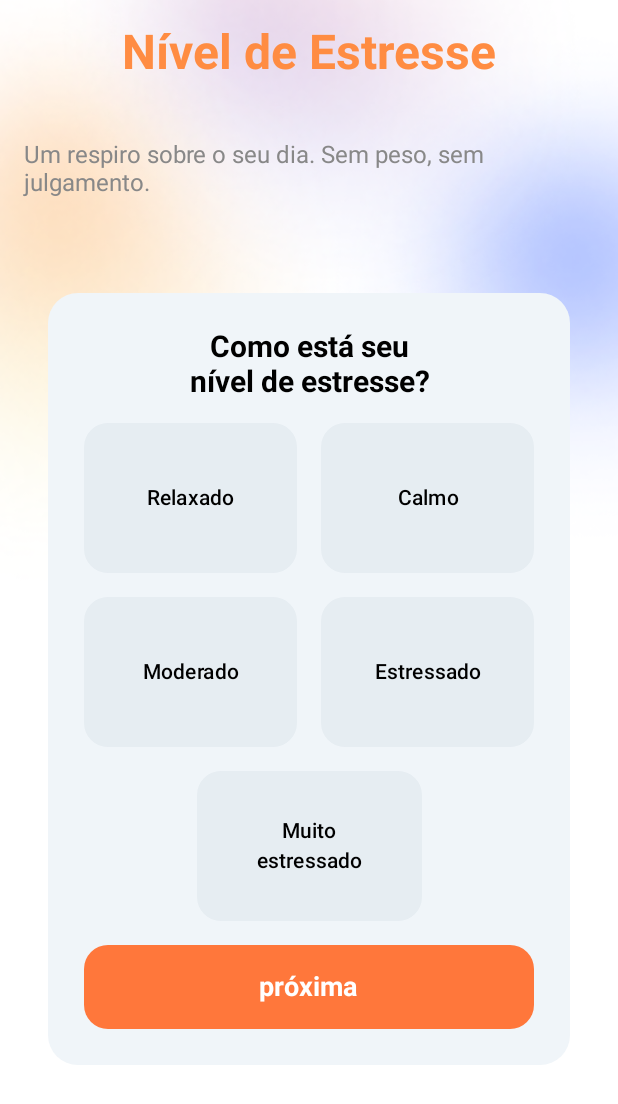
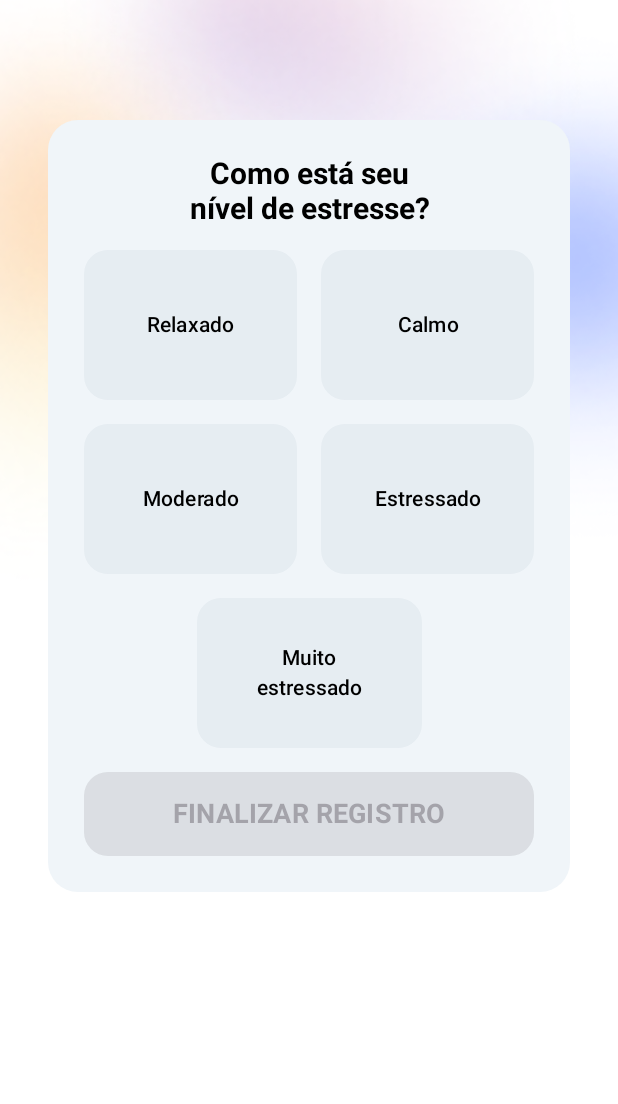
Before and after one commit to enzovmoraes/zenup-android, an Android app built with Jetpack Compose: the @Preview function PreviewNivelDeEstresseScreen, on a phone screen of 412 x 824 dp. Shown: the top 1104 px of the screen. Run offline under Robolectric (Android 15) with nearby library versions, the phone set to English and light mode, and no system bars.

Commit message:
Finalização da arquitetura MVVM com Retrofit, incluindo modelos, repositórios e integração completa das telas de autenticação e registro diário.

```diff
--- a/app/src/main/java/com/example/zenup/ui/screen/Estresse.kt
+++ b/app/src/main/java/com/example/zenup/ui/screen/Estresse.kt
@@ -1,6 +1,9 @@
+// Estresse.kt (Versão FINAL E CORRIGIDA para MVVM/Envio de API)
 package com.example.zenup.ui.screen
 
+import android.widget.Toast // 👈 Corrigido: Import para Toast
 import androidx.compose.foundation.Image
+import androidx.compose.foundation.clickable
 import androidx.compose.foundation.layout.*
 import androidx.compose.foundation.shape.RoundedCornerShape
 import androidx.compose.material3.Button
@@ -8,11 +11,16 @@ import androidx.compose.material3.ButtonDefaults
 import androidx.compose.material3.Card
 import androidx.compose.material3.CardDefaults
 import androidx.compose.material3.Text
+import androidx.compose.material3.CircularProgressIndicator // 👈 Corrigido: Import para Loading
 import androidx.compose.runtime.Composable
+import androidx.compose.runtime.LaunchedEffect // 👈 Corrigido: Import para Efeitos Colaterais
+import androidx.compose.runtime.collectAsState // 👈 Corrigido: Import para Observação de Flow
+import androidx.compose.runtime.getValue // 👈 Corrigido: Import para delegate
 import androidx.compose.ui.Alignment
 import androidx.compose.ui.Modifier
 import androidx.compose.ui.graphics.Color
 import androidx.compose.ui.layout.ContentScale
+import androidx.compose.ui.platform.LocalContext // 👈 Corrigido: Import para Contexto
 import androidx.compose.ui.res.painterResource
 import androidx.compose.ui.text.font.FontWeight
 import androidx.compose.ui.tooling.preview.Preview
@@ -20,13 +28,48 @@ import androidx.compose.ui.unit.dp
 import com.example.zenup.R
 import androidx.compose.ui.unit.sp
 import androidx.compose.ui.text.style.TextAlign
+import androidx.lifecycle.viewmodel.compose.viewModel // 👈 Corrigido: Import para ViewModel
 import androidx.navigation.NavController
 import androidx.navigation.compose.rememberNavController
 import com.example.zenup.ui.theme.laranjatitulo
+import com.example.zenup.ui.viewmodel.RegistroDiarioViewModel // 👈 Import
+import com.example.zenup.ui.viewmodel.RegistroApiState // 👈 Import
 
 
 @Composable
-fun Estresse(navController: NavController) {
+fun Estresse(
+    navController: NavController,
+    viewModel: RegistroDiarioViewModel = viewModel() // 👈 Injeção do ViewModel
+) {
+    val context = LocalContext.current
+    val apiState by viewModel.apiState.collectAsState()
+    val registroState by viewModel.registroState.collectAsState()
+    val estresseSelecionado = registroState.estresse
+
+    // Efeito colateral: reage às mudanças no apiState (Sucesso, Erro, Loading)
+    LaunchedEffect(apiState) {
+        when (apiState) {
+            is RegistroApiState.Success -> {
+                Toast.makeText(context, (apiState as RegistroApiState.Success).message, Toast.LENGTH_LONG).show()
+                // Limpa as telas de registro da stack e navega para Home
+                navController.navigate("Home") {
+                    // 👈 Corrigido: popUpTo exige um lambda de navegação
+                    popUpTo("Humor") { inclusive = true }
+                }
+                viewModel.resetApiState()
+            }
+            is RegistroApiState.Error -> {
+                Toast.makeText(context, (apiState as RegistroApiState.Error).message, Toast.LENGTH_LONG).show()
+                viewModel.resetApiState()
+            }
+            else -> { /* Nada para Idle */ }
+        }
+    }
+
+    val isLoading = apiState is RegistroApiState.Loading
+    // Habilita o botão se não estiver carregando E se um estresse foi selecionado
+    val isButtonEnabled = !isLoading && estresseSelecionado != null
+
     Box(modifier = Modifier.fillMaxSize()) {
         // Imagem de fundo
         Image(
@@ -43,22 +86,7 @@ fun Estresse(navController: NavController) {
                 .padding(16.dp),
             horizontalAlignment = Alignment.CenterHorizontally
         ) {
-            // Título e subtítulo
-            Text(
-                text = "Nível de Estresse",
-                fontSize = 32.sp,
-                fontWeight = FontWeight.Bold,
-                color = laranjatitulo
-            )
-
-            Spacer(modifier = Modifier.height(32.dp))
-
-            Text(
-                text = "Um respiro sobre o seu dia. Sem peso, sem julgamento.",
-                fontSize = 16.sp,
-                color = Color.Gray,
-                modifier = Modifier.padding(top = 8.dp)
-            )
+            // ... (Título e subtítulo)
 
             Spacer(modifier = Modifier.height(64.dp))
 
@@ -93,18 +121,18 @@ fun Estresse(navController: NavController) {
                             modifier = Modifier.fillMaxWidth(),
                             horizontalArrangement = Arrangement.SpaceBetween
                         ) {
-                            StressButton(text = "Relaxado", modifier = Modifier.weight(1f))
+                            StressButton(text = "Relaxado", isSelected = estresseSelecionado == "Relaxado", modifier = Modifier.weight(1f), enabled = !isLoading, onClick = { viewModel.setEstresse("Relaxado") })
                             Spacer(modifier = Modifier.width(16.dp))
-                            StressButton(text = "Calmo", modifier = Modifier.weight(1f))
+                            StressButton(text = "Calmo", isSelected = estresseSelecionado == "Calmo", modifier = Modifier.weight(1f), enabled = !isLoading, onClick = { viewModel.setEstresse("Calmo") })
                         }
                         Spacer(modifier = Modifier.height(16.dp))
                         Row(
                             modifier = Modifier.fillMaxWidth(),
                             horizontalArrangement = Arrangement.SpaceBetween
                         ) {
-                            StressButton(text = "Moderado", modifier = Modifier.weight(1f))
+                            StressButton(text = "Moderado", isSelected = estresseSelecionado == "Moderado", modifier = Modifier.weight(1f), enabled = !isLoading, onClick = { viewModel.setEstresse("Moderado") })
                             Spacer(modifier = Modifier.width(16.dp))
-                            StressButton(text = "Estressado", modifier = Modifier.weight(1f))
+                            StressButton(text = "Estressado", isSelected = estresseSelecionado == "Estressado", modifier = Modifier.weight(1f), enabled = !isLoading, onClick = { viewModel.setEstresse("Estressado") })
                         }
                     }
 
@@ -113,14 +141,20 @@ fun Estresse(navController: NavController) {
                     // Botão "Muito estressado"
                     StressButton(
                         text = "Muito\nestressado",
-                        modifier = Modifier.width(150.dp)
+                        isSelected = estresseSelecionado == "Muito estressado",
+                        modifier = Modifier.width(150.dp),
+                        enabled = !isLoading,
+                        onClick = { viewModel.setEstresse("Muito estressado") }
                     )
 
                     Spacer(modifier = Modifier.height(16.dp))
 
-                    // Botão "Próxima"
+                    // Botão "Próxima" -> FINALIZAR REGISTRO
                     Button(
-                        onClick = { navController.navigate("home") },
+                        onClick = {
+                            viewModel.enviarRegistroDiario() // 👈 DISPARA A CHAMADA FINAL À API
+                        },
+                        enabled = isButtonEnabled,
                         modifier = Modifier
                             .fillMaxWidth()
                             .height(56.dp),
@@ -130,11 +164,15 @@ fun Estresse(navController: NavController) {
                             contentColor = Color.White
                         )
                     ) {
-                        Text(
-                            text = "próxima",
-                            fontSize = 18.sp,
-                            fontWeight = FontWeight.Bold
-                        )
+                        if (isLoading) {
+                            CircularProgressIndicator(modifier = Modifier.size(24.dp), color = Color.White, strokeWidth = 2.dp)
+                        } else {
+                            Text(
+                                text = "FINALIZAR REGISTRO",
+                                fontSize = 18.sp,
+                                fontWeight = FontWeight.Bold
+                            )
+                        }
                     }
                 }
             }
@@ -142,17 +180,24 @@ fun Estresse(navController: NavController) {
     }
 }
 
-// Botão de estresse
+// Botão de estresse (com estado de seleção)
 @Composable
-fun StressButton(text: String, modifier: Modifier = Modifier) {
+fun StressButton(text: String, isSelected: Boolean, modifier: Modifier = Modifier, enabled: Boolean, onClick: () -> Unit) {
+    // 👈 Definição de cores baseada no estado de seleção
+    val containerColor = if (isSelected) Color(0xFFFF773B) else Color(0xFFE6EDF2)
+    // Se o botão estiver desabilitado (enquanto carrega), ele deve ter uma cor ligeiramente diferente.
+    val actualContainerColor = if (!enabled) Color.Gray.copy(alpha = 0.5f) else containerColor
+    val contentColor = if (isSelected) Color.White else Color.Black
+
     Button(
-        onClick = { /* Ação do botão */ },
+        onClick = onClick,
+        enabled = enabled,
         modifier = modifier
             .height(100.dp),
         shape = RoundedCornerShape(16.dp),
         colors = ButtonDefaults.buttonColors(
-            containerColor = Color(0xFFE6EDF2),
-            contentColor = Color.Black
+            containerColor = actualContainerColor,
+            contentColor = contentColor
         )
     ) {
         Text(text = text, textAlign = TextAlign.Center)
--- /dev/null
+++ b/app/src/main/java/com/example/zenup/ui/viewmodel/RegistroDiarioViewModel.kt
@@ -0,0 +1,94 @@
+// RegistroDiarioViewModel.kt (Versão CORRIGIDA e COMPLETA)
+package com.example.zenup.ui.viewmodel
+
+import androidx.lifecycle.ViewModel
+import androidx.lifecycle.viewModelScope
+import com.example.zenup.data.model.RegistroDiarioRequest
+import com.example.zenup.data.model.CadastroRequest
+import com.example.zenup.data.repository.AuthRepository
+import com.example.zenup.data.repository.RegistroRepository
+import kotlinx.coroutines.flow.MutableStateFlow
+import kotlinx.coroutines.flow.StateFlow
+import kotlinx.coroutines.launch
+
+// 1. Estado para Gerenciar os Inputs do Usuário nas 3 Telas
+data class RegistroDiarioState(
+    val humor: String? = null,
+    val energia: String? = null,
+    val estresse: String? = null,
+    val userId: Int? = null // ID do usuário autenticado
+)
+
+// 2. Estado para Gerenciar a Comunicação Final com a API
+sealed class RegistroApiState {
+    object Idle : RegistroApiState()
+    object Loading : RegistroApiState()
+    data class Success(val message: String) : RegistroApiState()
+    data class Error(val message: String) : RegistroApiState()
+}
+
+class RegistroDiarioViewModel(
+    private val repository: RegistroRepository = RegistroRepository()
+) : ViewModel() {
+
+    // Mantém o estado dos inputs do usuário nas 3 telas
+    private val _registroState = MutableStateFlow(RegistroDiarioState())
+    val registroState: StateFlow<RegistroDiarioState> = _registroState
+
+    // Mantém o estado da chamada final à API
+    private val _apiState = MutableStateFlow<RegistroApiState>(RegistroApiState.Idle)
+    val apiState: StateFlow<RegistroApiState> = _apiState
+
+    // Funções para salvar o input de cada tela
+    fun setUserId(id: Int) {
+        _registroState.value = _registroState.value.copy(userId = id)
+    }
+
+    fun setHumor(humor: String) {
+        // 👈 CRÍTICO: Usa .copy() para emitir um novo estado, forçando a recomposição do Compose.
+        _registroState.value = _registroState.value.copy(humor = humor)
+    }
+
+    fun setEnergia(energia: String) {
+        // 👈 CRÍTICO: Usa .copy()
+        _registroState.value = _registroState.value.copy(energia = energia)
+    }
+
+    fun setEstresse(estresse: String) {
+        // 👈 CRÍTICO: Usa .copy()
+        _registroState.value = _registroState.value.copy(estresse = estresse)
+    }
+
+    // Função para enviar o registro completo ao final
+    fun enviarRegistroDiario() {
+        val state = _registroState.value
+
+        // Validação
+        if (state.userId == null || state.humor == null || state.energia == null || state.estresse == null) {
+            _apiState.value = RegistroApiState.Error("Dados incompletos para o registro. Certifique-se de que o ID do usuário foi setado após o login.")
+            return
+        }
+
+        val request = RegistroDiarioRequest(
+            userId = state.userId,
+            humor = state.humor,
+            energia = state.energia,
+            estresse = state.estresse
+        )
+
+        viewModelScope.launch {
+            _apiState.value = RegistroApiState.Loading
+            try {
+                val response = repository.registrarCheckIn(request)
+                _apiState.value = RegistroApiState.Success(response.mensagem)
+                _registroState.value = RegistroDiarioState(userId = state.userId)
+            } catch (e: Exception) {
+                _apiState.value = RegistroApiState.Error("Falha ao registrar: ${e.message ?: "Erro desconhecido"}")
+            }
+        }
+    }
+
+    fun resetApiState() {
+        _apiState.value = RegistroApiState.Idle
+    }
+}
```
Also changed, not shown: app/src/main/java/com/example/zenup/data/api/RetrofitClient.kt (added, +24 -0 lines), app/src/main/java/com/example/zenup/data/repository/AuthRepository.kt (added, +40 -0 lines), app/src/main/java/com/example/zenup/data/repository/RegistroRepository.kt (added, +27 -0 lines), app/src/main/java/com/example/zenup/ui/screen/Energia.kt (+30 -27 lines), app/src/main/java/com/example/zenup/ui/screen/Humor.kt (+40 -34 lines), app/src/main/java/com/example/zenup/ui/viewmodel/LoginViewModel.kt (added, +53 -0 lines).
